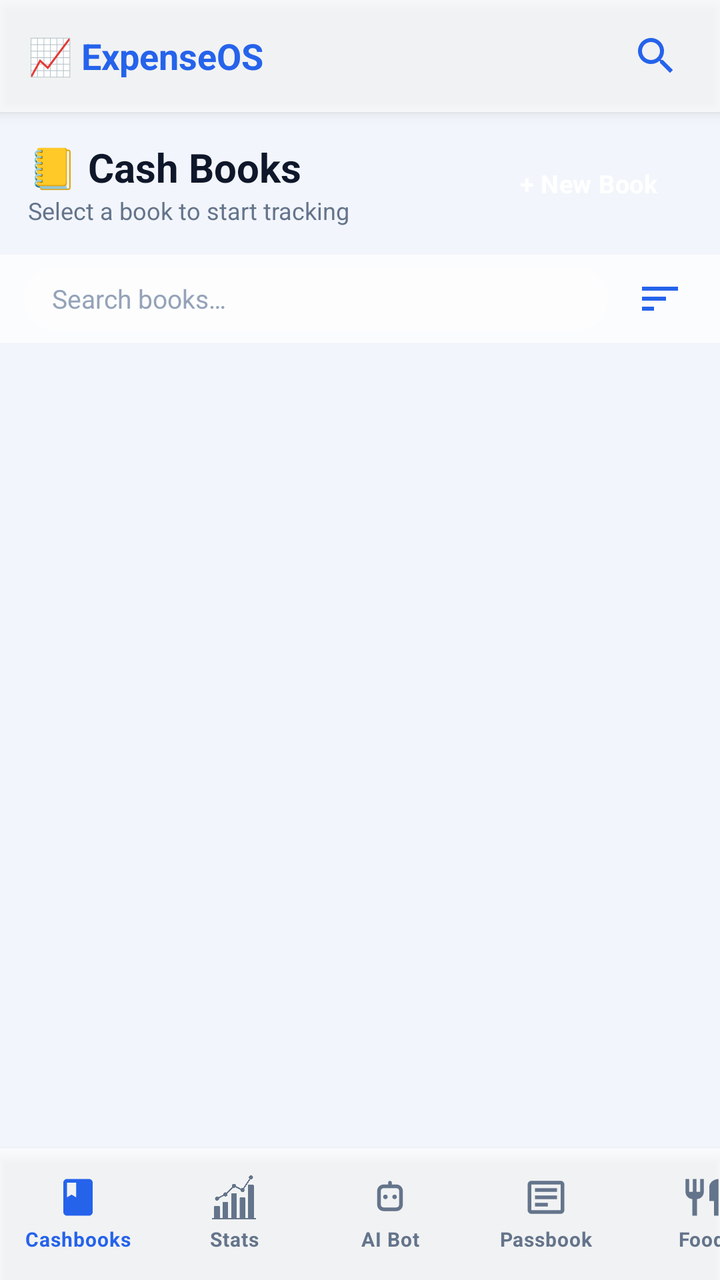
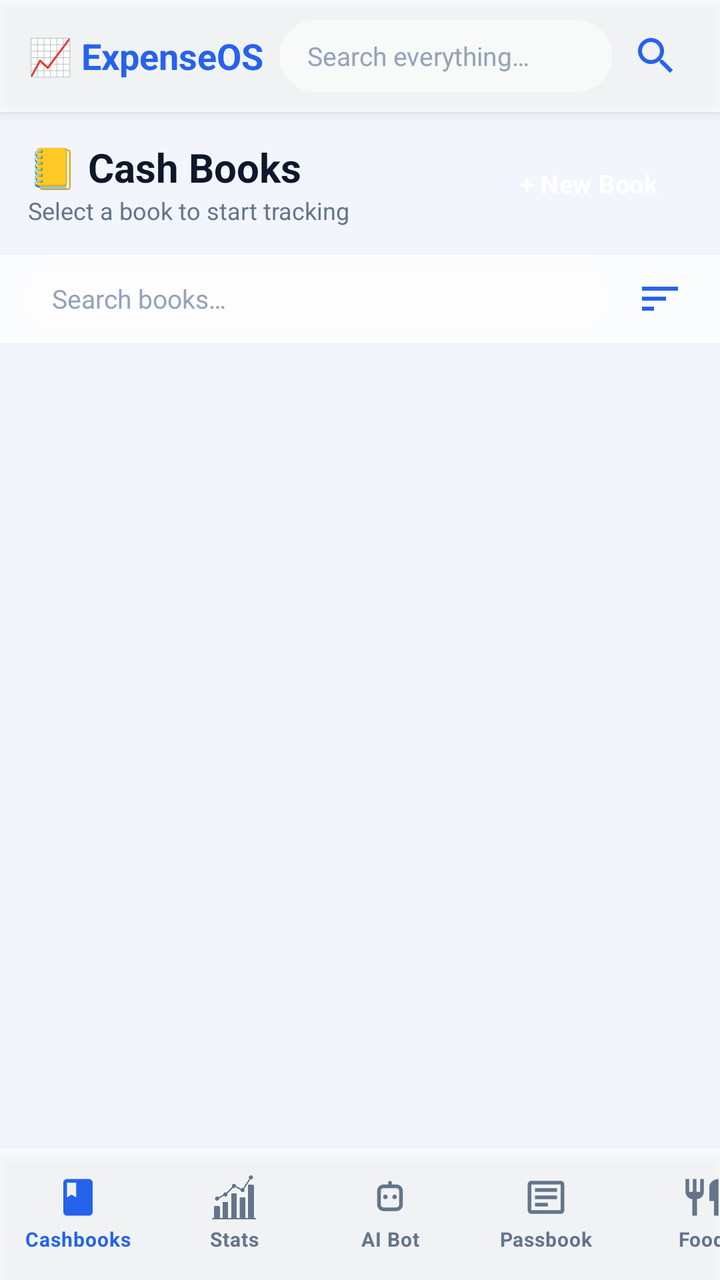

Screens rendered from an Android XML layout before and after an edit, with the pre-edit source and the edit as a unified diff.
<!-- AndroidManifest.xml: activity theme Theme.ExpenseOS.Splash -->
<!-- res/layout/activity_main.xml -->
<?xml version="1.0" encoding="utf-8"?>
<LinearLayout xmlns:android="http://schemas.android.com/apk/res/android"
    xmlns:app="http://schemas.android.com/apk/res-auto"
    android:layout_width="match_parent"
    android:layout_height="match_parent"
    android:background="@color/bg"
    android:orientation="vertical">

    
    <LinearLayout
        android:layout_width="match_parent"
        android:layout_height="56dp"
        android:background="@color/nav_bg"
        android:elevation="4dp"
        android:gravity="center_vertical"
        android:orientation="horizontal"
        android:paddingHorizontal="14dp">

        <TextView
            android:layout_width="0dp"
            android:layout_height="wrap_content"
            android:layout_marginEnd="8dp"
            android:layout_weight="1"
            android:maxLines="1"
            android:text="📈 ExpenseOS"
            android:textColor="@color/primary"
            android:textSize="18sp"
            android:textStyle="bold" />

        <ImageButton
            android:id="@+id/btnGlobalSearch"
            android:layout_width="36dp"
            android:layout_height="36dp"
            android:background="?attr/selectableItemBackgroundBorderless"
            android:contentDescription="Global search"
            android:padding="7dp"
            android:src="@drawable/ic_search"
            app:tint="@color/primary" />

    </LinearLayout>

    
    <LinearLayout
        android:layout_width="match_parent"
        android:layout_height="0dp"
        android:layout_weight="1"
        android:orientation="vertical">

        
        <LinearLayout
            android:layout_width="match_parent"
            android:layout_height="wrap_content"
            android:gravity="center_vertical"
            android:orientation="horizontal"
            android:padding="14dp">

            <LinearLayout
                android:layout_width="0dp"
                android:layout_height="wrap_content"
                android:layout_weight="1"
                android:orientation="vertical">

                <TextView
                    android:layout_width="wrap_content"
                    android:layout_height="wrap_content"
                    android:text="📒 Cash Books"
                    android:textColor="@color/text"
                    android:textSize="20sp"
                    android:textStyle="bold" />

                <TextView
                    android:layout_width="wrap_content"
                    android:layout_height="wrap_content"
                    android:text="Select a book to start tracking"
                    android:textColor="@color/text_muted"
                    android:textSize="12sp" />
            </LinearLayout>

            <Button
                android:id="@+id/btnNewBook"
                style="@style/BtnPrimary"
                android:layout_width="wrap_content"
                android:layout_height="40dp"
                android:text="+ New Book"
                android:textSize="13sp" />
        </LinearLayout>

        
        <LinearLayout
            android:layout_width="match_parent"
            android:layout_height="44dp"
            android:background="@color/nav_bg"
            android:gravity="center_vertical"
            android:orientation="horizontal"
            android:paddingHorizontal="12dp"
            android:paddingVertical="6dp">

            <EditText
                android:id="@+id/etBookSearch"
                android:layout_width="0dp"
                android:layout_height="match_parent"
                android:layout_marginEnd="8dp"
                android:layout_weight="1"
                android:background="@drawable/bg_search_field"
                android:hint="Search books…"
                android:imeOptions="actionSearch"
                android:importantForAutofill="no"
                android:inputType="text"
                android:paddingHorizontal="16dp"
                android:textSize="13sp" />

            <ImageButton
                android:id="@+id/btnBookSort"
                android:layout_width="36dp"
                android:layout_height="36dp"
                android:background="?attr/selectableItemBackgroundBorderless"
                android:contentDescription="Sort books"
                android:padding="6dp"
                android:src="@drawable/ic_sort"
                android:tint="@color/primary" />
        </LinearLayout>

        
        <androidx.recyclerview.widget.RecyclerView
            android:id="@+id/rvBooks"
            android:layout_width="match_parent"
            android:layout_height="match_parent"
            android:clipToPadding="false"
            android:layoutAnimation="@anim/layout_animation_fall_down"
            android:padding="6dp" />
    </LinearLayout>

    
    <HorizontalScrollView
        android:layout_width="match_parent"
        android:layout_height="@dimen/bottom_nav_height"
        android:background="@color/nav_bg"
        android:elevation="@dimen/elevation_2"
        android:fillViewport="true"
        android:scrollbars="none">

        <LinearLayout
            android:layout_width="wrap_content"
            android:layout_height="match_parent"
            android:orientation="horizontal">

            <LinearLayout
                android:id="@+id/navCashbooks"
                style="@style/NavItem"
                android:layout_width="78dp"
                android:layout_weight="0">

                <ImageView
                    android:id="@+id/navCashbooksIcon"
                    android:layout_width="22dp"
                    android:layout_height="22dp"
                    android:contentDescription="@null"
                    android:src="@drawable/ic_book"
                    app:tint="@color/primary" />

                <TextView
                    android:id="@+id/navCashbooksLabel"
                    style="@style/NavLabel"
                    android:layout_width="wrap_content"
                    android:layout_height="wrap_content"
                    android:text="Cashbooks"
                    android:textColor="@color/primary" />
            </LinearLayout>

            <LinearLayout
                android:id="@+id/navStats"
                style="@style/NavItem"
                android:layout_width="78dp"
                android:layout_weight="0">

                <ImageView
                    android:id="@+id/navStatsIcon"
                    android:layout_width="22dp"
                    android:layout_height="22dp"
                    android:contentDescription="@null"
                    android:src="@drawable/ic_stats"
                    app:tint="@color/text_muted" />

                <TextView
                    android:id="@+id/navStatsLabel"
                    style="@style/NavLabel"
                    android:layout_width="wrap_content"
                    android:layout_height="wrap_content"
                    android:text="Stats"
                    android:textColor="@color/text_muted" />
            </LinearLayout>

            <LinearLayout
                android:id="@+id/navAiAssistant"
                style="@style/NavItem"
                android:layout_width="78dp"
                android:layout_weight="0">

                <ImageView
                    android:id="@+id/navAiIcon"
                    android:layout_width="22dp"
                    android:layout_height="22dp"
                    android:contentDescription="@null"
                    android:src="@drawable/ic_ai"
                    app:tint="@color/text_muted" />

                <TextView
                    android:id="@+id/navAiAssistantLabel"
                    style="@style/NavLabel"
                    android:layout_width="wrap_content"
                    android:layout_height="wrap_content"
                    android:text="AI Bot"
                    android:textColor="@color/text_muted" />
            </LinearLayout>

            <LinearLayout
                android:id="@+id/navPassbook"
                style="@style/NavItem"
                android:layout_width="78dp"
                android:layout_weight="0">

                <ImageView
                    android:id="@+id/navPassbookIcon"
                    android:layout_width="22dp"
                    android:layout_height="22dp"
                    android:contentDescription="@null"
                    android:src="@drawable/ic_passbook"
                    app:tint="@color/text_muted" />

                <TextView
                    android:id="@+id/navPassbookLabel"
                    style="@style/NavLabel"
                    android:layout_width="wrap_content"
                    android:layout_height="wrap_content"
                    android:text="Passbook"
                    android:textColor="@color/text_muted" />
            </LinearLayout>

            <LinearLayout
                android:id="@+id/navFoodTracker"
                style="@style/NavItem"
                android:layout_width="78dp"
                android:layout_weight="0">

                <ImageView
                    android:id="@+id/navFoodIcon"
                    android:layout_width="22dp"
                    android:layout_height="22dp"
                    android:contentDescription="@null"
                    android:src="@drawable/ic_food"
                    app:tint="@color/text_muted" />

                <TextView
                    android:id="@+id/navFoodLabel"
                    style="@style/NavLabel"
                    android:layout_width="wrap_content"
                    android:layout_height="wrap_content"
                    android:text="Food"
                    android:textColor="@color/text_muted" />
            </LinearLayout>

            <LinearLayout
                android:id="@+id/navMore"
                style="@style/NavItem"
                android:layout_width="78dp"
                android:layout_weight="0">

                <ImageView
                    android:id="@+id/navMoreIcon"
                    android:layout_width="22dp"
                    android:layout_height="22dp"
                    android:contentDescription="@null"
                    android:src="@drawable/ic_more"
                    app:tint="@color/text_muted" />

                <TextView
                    android:id="@+id/navMoreLabel"
                    style="@style/NavLabel"
                    android:layout_width="wrap_content"
                    android:layout_height="wrap_content"
                    android:text="More"
                    android:textColor="@color/text_muted" />
            </LinearLayout>
        </LinearLayout>
    </HorizontalScrollView>
</LinearLayout>
<!-- resources referenced by this layout -->
<resources>
  <color name="bg">#F2F5FB</color>
  <color name="nav_bg">#B9FFFFFF</color>
  <color name="primary">#2563EB</color>
  <color name="text">#0F172A</color>
  <color name="text_muted">#64748B</color>
  <dimen name="bottom_nav_height">66dp</dimen>
  <dimen name="elevation_2">3dp</dimen>
  <!-- drawable bg_search_field (drawable) -->
  <?xml version="1.0" encoding="utf-8"?>
  <shape xmlns:android="http://schemas.android.com/apk/res/android" android:shape="rectangle">
      <solid android:color="@color/surface_2"/>
      <corners android:radius="999dp"/>
  </shape>
  <style name="BtnPrimary" parent="BtnBase">
          <item name="backgroundTint">@color/primary</item>
          <item name="android:textColor">@color/on_primary</item>
      </style>
  <style name="NavLabel" parent="Text.Caption">
          <item name="android:textSize">10sp</item>
          <item name="android:textStyle">bold</item>
          <item name="android:layout_marginTop">3dp</item>
      </style>
  <style name="Theme.ExpenseOS.Splash" parent="Theme.ExpenseOS">
          <item name="android:windowBackground">@drawable/splash_logo_background</item>
          <item name="android:windowAnimationStyle">@style/Anim.Activity</item>
      </style>
  <color name="surface_2">#8CFFFFFF</color>
  <color name="on_primary">#FFFFFF</color>
  <style name="Text.Caption" parent="TextAppearance.MaterialComponents.Caption">
          <item name="android:textSize">@dimen/type_caption</item>
          <item name="android:textColor">@color/text_muted</item>
      </style>
  <dimen name="type_subtitle">15sp</dimen>
  <dimen name="touch_target">48dp</dimen>
  <dimen name="type_caption">12sp</dimen>
  <color name="primary_dark">#1D4ED8</color>
  <color name="secondary">#0F766E</color>
  <color name="secondary_dark">#115E59</color>
  <color name="surface">#E9FFFFFF</color>
  <color name="danger">#E11D48</color>
  <color name="text_hint">#94A3B8</color>
  <style name="ThemeOverlay.ExpenseOS.BottomSheet" parent="ThemeOverlay.MaterialComponents.BottomSheetDialog">
          <item name="bottomSheetStyle">@style/Widget.ExpenseOS.BottomSheet</item>
      </style>
  <color name="splash_bg">#2563EB</color>
  <color name="aurora_base">#F2F5FB</color>
  <!-- drawable aurora_blob_sky (drawable) -->
  <?xml version="1.0" encoding="utf-8"?>
  <shape xmlns:android="http://schemas.android.com/apk/res/android" android:shape="oval">
      <gradient
          android:type="radial"
          android:gradientRadius="180dp"
          android:startColor="@color/aurora_sky"
          android:endColor="@color/aurora_sky_fade" />
  </shape>
  <dimen name="type_body">14sp</dimen>
  <dimen name="input_height">50dp</dimen>
  <style name="ShapeAppearance.ExpenseOS.Dialog" parent="ShapeAppearance.MaterialComponents.MediumComponent">
          <item name="cornerFamily">rounded</item>
          <item name="cornerSize">26dp</item>
      </style>
  <style name="Widget.ExpenseOS.BottomSheet" parent="Widget.MaterialComponents.BottomSheet.Modal">
          <item name="shapeAppearanceOverlay">@style/ShapeAppearance.ExpenseOS.Sheet</item>
          <item name="backgroundTint">@color/surface</item>
      </style>
  <color name="aurora_blue">#BFDBFE</color>
  <color name="aurora_blue_fade">#00BFDBFE</color>
  <color name="aurora_violet">#DDD6FE</color>
  <color name="aurora_violet_fade">#00DDD6FE</color>
  <color name="aurora_mint">#A7F3D0</color>
  <color name="aurora_mint_fade">#00A7F3D0</color>
  <color name="aurora_sky">#BAE6FD</color>
  <color name="aurora_sky_fade">#00BAE6FD</color>
  <style name="ShapeAppearance.ExpenseOS.Sheet" parent="">
          <item name="cornerFamily">rounded</item>
          <item name="cornerSizeTopLeft">26dp</item>
          <item name="cornerSizeTopRight">26dp</item>
          <item name="cornerSizeBottomLeft">0dp</item>
          <item name="cornerSizeBottomRight">0dp</item>
      </style>
  <!-- unchanged entries left out for length: 21 -->
</resources>

<!-- the commit's change to res/layout/activity_main.xml (unified diff, before → after) -->
@@ -17,15 +17,30 @@
         android:paddingHorizontal="14dp">
 
         <TextView
-            android:layout_width="0dp"
+            android:layout_width="wrap_content"
             android:layout_height="wrap_content"
             android:layout_marginEnd="8dp"
-            android:layout_weight="1"
             android:maxLines="1"
             android:text="📈 ExpenseOS"
             android:textColor="@color/primary"
             android:textSize="18sp"
             android:textStyle="bold" />
+
+        <EditText
+            android:id="@+id/etGlobalSearch"
+            android:layout_width="0dp"
+            android:layout_height="36dp"
+            android:layout_marginEnd="4dp"
+            android:layout_weight="1"
+            android:background="@drawable/bg_search_field"
+            android:cursorVisible="false"
+            android:focusable="false"
+            android:hint="Search everything…"
+            android:importantForAutofill="no"
+            android:inputType="text"
+            android:maxLines="1"
+            android:paddingHorizontal="12dp"
+            android:textSize="13sp" />
 
         <ImageButton
             android:id="@+id/btnGlobalSearch"
